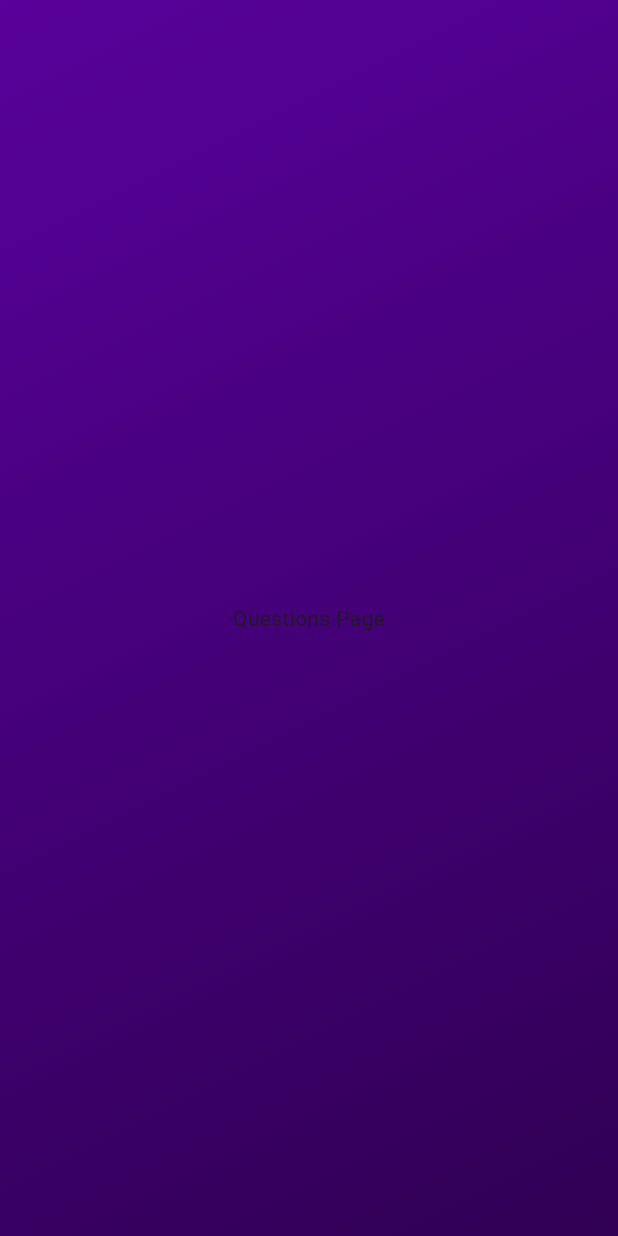
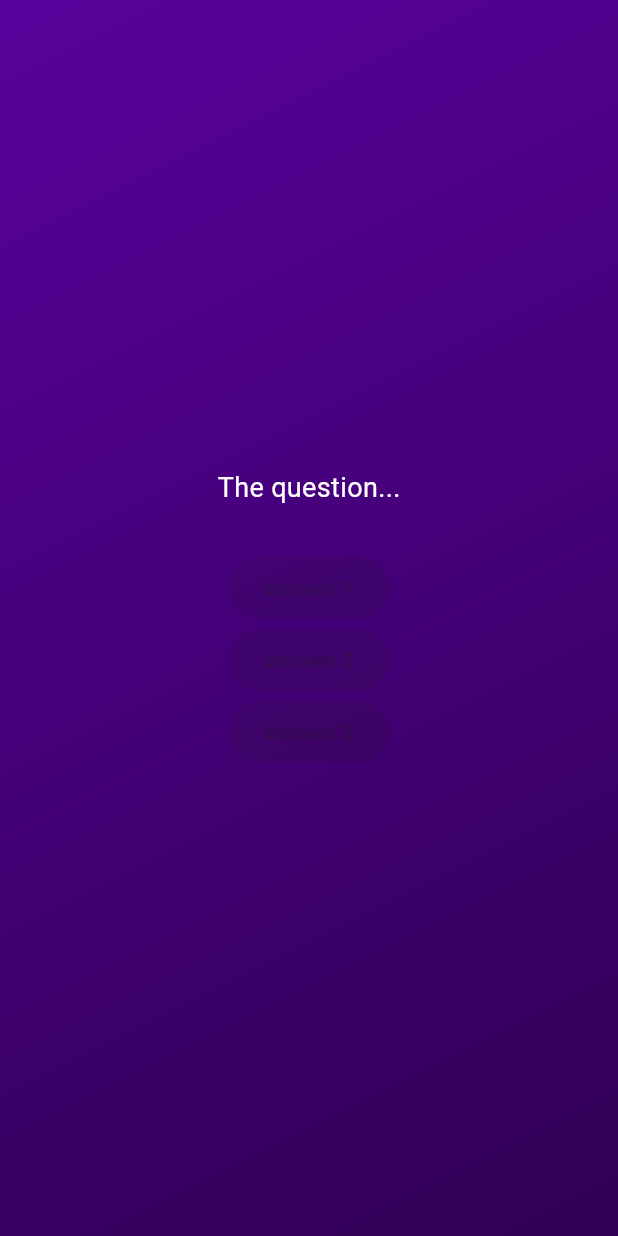
Before and after one commit to Meiendorf/adv_basics, a Flutter app: the screen it shows after launch, after a tap on "Start Quiz", on a phone screen of 412 x 824 dp. Run offline on Flutter 3.47's test engine with Material 3 defaults, Android fonts, the phone set to English and light mode, and no system bars.

Commit message:
Refactor QuestionsPage and QuizState

```diff
--- /dev/null
+++ b/lib/data/questions.dart
@@ -0,0 +1,55 @@
+import 'package:adv_basics/models/quiz_question.dart';
+
+const questions = [
+  QuizQuestion(
+    'What are the main building blocks of Flutter UIs?',
+    [
+      'Widgets',
+      'Components',
+      'Blocks',
+      'Functions',
+    ],
+  ),
+  QuizQuestion('How are Flutter UIs built?', [
+    'By combining widgets in code',
+    'By combining widgets in a visual editor',
+    'By defining widgets in config files',
+    'By using XCode for iOS and Android Studio for Android',
+  ]),
+  QuizQuestion(
+    'What\'s the purpose of a StatefulWidget?',
+    [
+      'Update UI as data changes',
+      'Update data as UI changes',
+      'Ignore data changes',
+      'Render UI that does not depend on data',
+    ],
+  ),
+  QuizQuestion(
+    'Which widget should you try to use more often: StatelessWidget or StatefulWidget?',
+    [
+      'StatelessWidget',
+      'StatefulWidget',
+      'Both are equally good',
+      'None of the above',
+    ],
+  ),
+  QuizQuestion(
+    'What happens if you change data in a StatelessWidget?',
+    [
+      'The UI is not updated',
+      'The UI is updated',
+      'The closest StatefulWidget is updated',
+      'Any nested StatefulWidgets are updated',
+    ],
+  ),
+  QuizQuestion(
+    'How should you update data inside of StatefulWidgets?',
+    [
+      'By calling setState()',
+      'By calling updateData()',
+      'By calling updateUI()',
+      'By calling updateState()',
+    ],
+  ),
+];
--- /dev/null
+++ b/lib/models/quiz_question.dart
@@ -0,0 +1,12 @@
+/* QuizQuestion model class
+ * This class is used to create a QuizQuestion object
+ * It has two properties: question and answers
+ * The question property is a string that holds the question
+ * The answers property is a list of strings that holds the possible answers
+ */
+class QuizQuestion {
+  final String question;
+  final List<String> answers;
+
+  const QuizQuestion(this.question, this.answers);
+}
--- a/lib/questions_page.dart
+++ b/lib/questions_page.dart
@@ -10,8 +10,35 @@ class QuestionsPage extends StatefulWidget {
 class QuestionsState extends State<QuestionsPage> {
   @override
   Widget build(BuildContext context) {
-    return const Center(
-      child: Text('Questions Page'),
+    return const SizedBox(
+      width: double.infinity,
+      child: Column(
+        mainAxisAlignment: MainAxisAlignment.center,
+        children: [
+          Text(
+            'The question...',
+            style: TextStyle(
+              fontSize: 18,
+              color: Colors.white,
+            ),
+          ),
+          SizedBox(
+            height: 30,
+          ),
+          ElevatedButton(
+            onPressed: null,
+            child: Text('Answer 1'),
+          ),
+          ElevatedButton(
+            onPressed: null,
+            child: Text('Answer 2'),
+          ),
+          ElevatedButton(
+            onPressed: null,
+            child: Text('Answer 3'),
+          ),
+        ],
+      ),
     );
   }
 }
--- a/lib/quiz.dart
+++ b/lib/quiz.dart
@@ -27,6 +27,10 @@ class _QuizState extends State<QuizApp> {
 
   @override
   Widget build(BuildContext context) {
+    var screenWidget = activeScreen == 'start-screen'
+        ? WelcomePage(switchScreen)
+        : const QuestionsPage();
+
     return MaterialApp(
       title: 'AdvBasics',
       home: Scaffold(
@@ -41,9 +45,7 @@ class _QuizState extends State<QuizApp> {
               end: Alignment.bottomRight,
             ),
           ),
-          child: activeScreen == 'start-screen'
-              ? WelcomePage(switchScreen)
-              : const QuestionsPage(),
+          child: screenWidget,
         ),
       ),
     );
```
